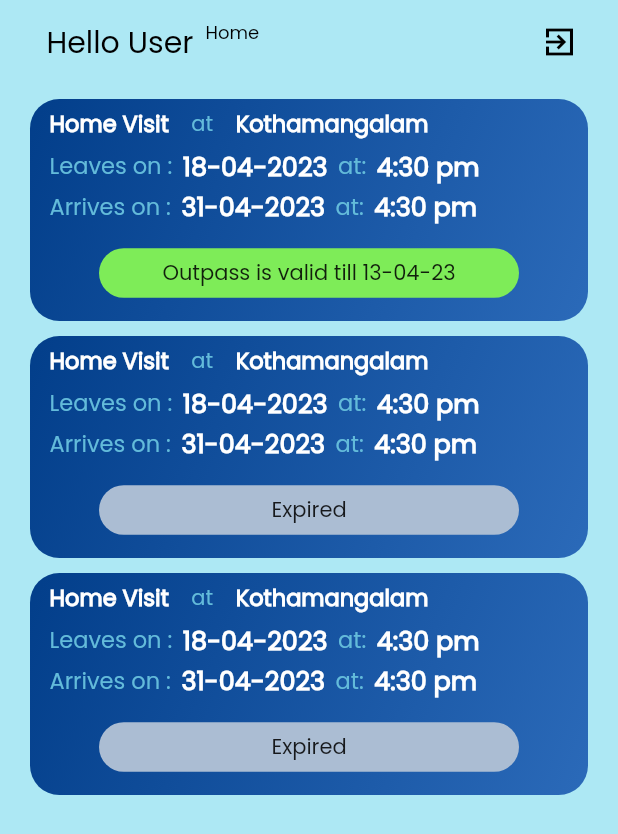
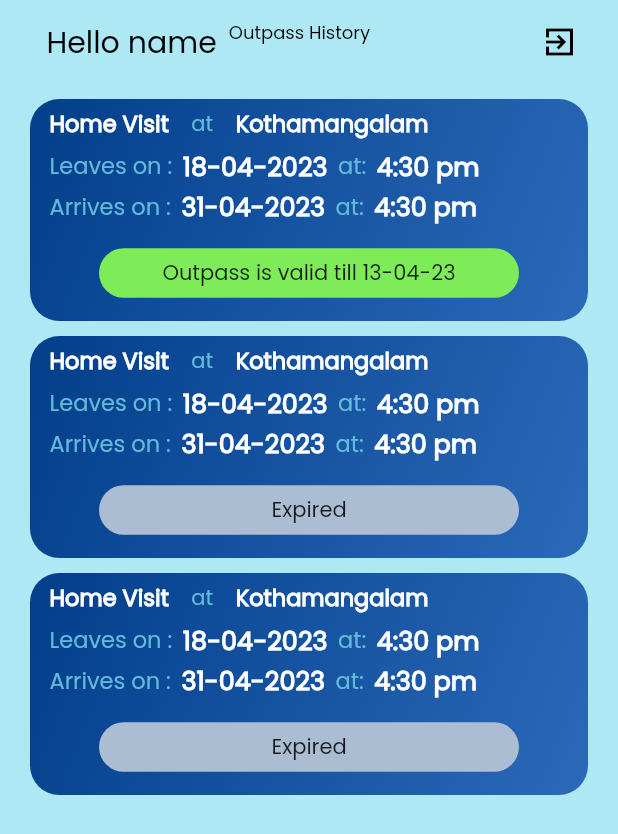
Before and after one commit to ferdelance0/outpassrepo, a Flutter app: the UserHistory screen opened directly, on a phone screen of 412 x 824 dp. Shown: the top 834 px of the screen. Run offline on Flutter 3.47's test engine with Material 2 defaults, Android fonts, the light colour scheme and no system bars; drawn by our look-alikes of overlay_support; our stand-ins replace bloc, cherry_toast, date_field, dio, equatable, flutter_bloc and 9 more; missing offline and left inert: dart:ffi, flutter_dismissible_tile, qr_code_scanner, switcher_button; accounts and stored records are empty.

Commit message:
applying completed

```diff
--- /dev/null
+++ b/lib/Bloc/ApplyOpBloc.dart
@@ -0,0 +1,65 @@
+import 'package:bloc/bloc.dart';
+import 'package:equatable/equatable.dart';
+import 'package:mini/Bloc/LoginBloc.dart';
+import 'package:mini/Repository/api-repository.dart';
+import 'package:mini/models/ApplyOpModel.dart';
+
+class ApplyOpBloc extends Bloc<ApplyOpEvents, ApplyOpStates> {
+  ApplyOpBloc() : super(ApplyInitial()) {
+    final ApiRepository _apiRepository = ApiRepository();
+    on<ApplyPush>((event, emit) async {
+      emit(ApplyOpLoading());
+      try {
+        final Details = await _apiRepository.ApplyOpDetails(
+            event.ad,
+            event.Destination,
+            event.Purpose,
+            event.Dateofleaving,
+            event.Dateofreturn
+        );
+        print(Details.data);
+        emit(ApplyOpSuccess(Details));
+        if (Details.error != null) {
+          emit(ApplyOpError(Details.error));
+          print(Details.error);
+        }
+      } on NetworkError {
+        emit(ApplyOpError("Some sort of network issue"));
+      }
+    });
+  }
+}
+
+class ApplyOpError extends ApplyOpStates {
+  final String? error;
+  ApplyOpError(this.error);
+}
+
+class ApplyOpSuccess extends ApplyOpStates {
+  final ApplyOpModel details;
+  ApplyOpSuccess(this.details);
+}
+
+class ApplyOpLoading extends ApplyOpStates {}
+
+class ApplyPush extends ApplyOpEvents {
+  final String ad, Destination, Purpose, Dateofleaving, Dateofreturn;
+  ApplyPush(
+      {required this.ad,
+      required this.Destination,
+      required this.Purpose,
+      required this.Dateofleaving,
+      required this.Dateofreturn});
+}
+
+class ApplyInitial extends ApplyOpStates {}
+
+class ApplyOpEvents extends Equatable {
+  @override
+  List<Object?> get props => throw UnimplementedError();
+}
+
+class ApplyOpStates extends Equatable {
+  @override
+  List<Object?> get props => throw UnimplementedError();
+}
--- a/lib/Bloc/DetailsBloc.dart
+++ b/lib/Bloc/DetailsBloc.dart
@@ -10,6 +10,8 @@ class DetailsBloc extends Bloc<DetailsEvent, DetailsStates> {
       try {
         emit(DetailsLoading());
         final Details = await _apiRepository.fetchStudentDetails();
+        //troubleshoothere
+        // print(Details.data2?[0].name);
         emit(DetailsLoaded(Details));
         if (Details.error != null) {
           emit(DetailsError(Details.error));
--- a/lib/Bloc/LoginBloc.dart
+++ b/lib/Bloc/LoginBloc.dart
@@ -30,7 +30,7 @@ class LoginBloc extends Bloc <LoginEvents, LoginStates> {
           "password":event.password,
         };
 
-            var response = await http.post(Uri.parse("http://192.168.1.9:4000/login"),
+            var response = await http.post(Uri.parse("http://192.168.54.91:4000/login"),
           headers:{"Content-Type":"application/json"},
           body: jsonEncode(regBody)
             );
--- a/lib/Repository/api-repository.dart
+++ b/lib/Repository/api-repository.dart
@@ -1,3 +1,5 @@
+import 'package:mini/models/ApplyOpModel.dart';
+
 import '../models/DetailsModel.dart';
 import 'api-provider.dart';
 
@@ -7,6 +9,9 @@ class ApiRepository{
   Future<DetailsModel> fetchStudentDetails(){
     return _provider.fetchStudentDetails();
   }
+  Future<ApplyOpModel> ApplyOpDetails(ad,Destination,Purpose,DateofLeaving,DateofReturn){
+    return _provider.ApplyOpDetails(ad,Destination,Purpose,DateofLeaving,DateofReturn);
+  }
 }
 
 class NetworkError extends Error{}
--- a/lib/User/UserHome.dart
+++ b/lib/User/UserHome.dart
@@ -66,7 +66,7 @@ class _UserHomeState extends State<UserHome> {
                     Builder(
                       builder: (context) {
                         return Text(
-                          "Hello ",
+                          "Hello ${name ?? "" }",
                           style: TextStyle(color: Colors.black),
                         );
                       },
@@ -75,7 +75,7 @@ class _UserHomeState extends State<UserHome> {
                       width: 8,
                     ),
                     Text(
-                      "${name ?? "" }${ad}",
+                      "Home",
                       style: TextStyle(color: Colors.black, fontSize: 12),
                     )
                   ],
@@ -104,8 +104,9 @@ class _UserHomeState extends State<UserHome> {
               listener: (context, state) {
                 if (state is DetailsLoaded) {
                   setState(() {
-                    name = state.details.data1?[0].name;
-                    ad=(state.details.data1?[0].ad);
+                    name = state.details.data2?[0].name;
+                    ad=(state.details.data2?[0].ad);
+                    print(ad);
                   });
                   // print(name);
                   // print(ad);
@@ -127,7 +128,7 @@ class _UserHomeState extends State<UserHome> {
                             Navigator.push(
                               context,
                               MaterialPageRoute(
-                                  builder: (context) => ApplyOutpass()),
+                                  builder: (context) => ApplyOutpass(ad: ad,name: name,)),
                             );
                           },
                           child: Container(
--- a/lib/User/UserOutPassDetailed.dart
+++ b/lib/User/UserOutPassDetailed.dart
@@ -18,7 +18,7 @@ class _UserOutPassDetailedState extends State<UserOutPassDetailed> {
     return Scaffold(
       backgroundColor: Color(0xffADE8F4),
       resizeToAvoidBottomInset: false,
-      appBar: UserAppbar(),
+      appBar: UserAppbar(name: "name",pgtitle: "Outpass Detailed",),
       body: Padding(
         padding: const EdgeInsets.all(20.0),
         child: SingleChildScrollView(
--- a/lib/User/UserPassHIstory.dart
+++ b/lib/User/UserPassHIstory.dart
@@ -29,7 +29,7 @@ class _UserHistoryState extends State<UserHistory> {
     return Scaffold(
       resizeToAvoidBottomInset: false,
       backgroundColor: Color(0xffADE8F4),
-      appBar: UserAppbar(),
+      appBar: UserAppbar(name: "name",pgtitle: "Outpass History",),
       body: ListView.builder(
         itemCount: 3,
         itemBuilder: (context, index) {
--- a/lib/User/UserTaskbar.dart
+++ b/lib/User/UserTaskbar.dart
@@ -4,12 +4,15 @@ import 'package:flutter/material.dart';
 import '../LoginPage.dart';
 
 class UserAppbar extends StatelessWidget implements PreferredSizeWidget{
-  UserAppbar({Key? key}) : super(key: key);
+  final String? name;
+  final String pgtitle;
+  UserAppbar({Key? key,required this.name,required this.pgtitle}) : super(key: key);
   @override
   Size get preferredSize => Size.fromHeight(kToolbarHeight);
   @override
   Widget build(BuildContext context) {
-    return       AppBar(
+    return
+      AppBar(
 
     elevation: 0,
     backgroundColor: Colors.transparent,
@@ -23,14 +26,14 @@ class UserAppbar extends StatelessWidget implements PreferredSizeWidget{
     width: 15,
     ),
     Text(
-    "Hello User",
+    "Hello ${name}",
     style: TextStyle(color: Colors.black),
     ),
     SizedBox(
     width: 8,
     ),
     Text(
-    "Home",
+    pgtitle,
     style: TextStyle(color: Colors.black, fontSize: 12),
     )
     ],
```
Also changed, not shown: lib/Admin/AdminHome.dart (+5 -3 lines), lib/Repository/api-provider.dart (+28 -3 lines), lib/User/userapplypass.dart (+65 -10 lines), lib/User/usermain.dart (deleted, +0 -70 lines), lib/main.dart (+5 -2 lines), lib/models/ApplyOpModel.dart (added, +75 -0 lines), lib/models/DetailsModel.dart (+11 -11 lines), pubspec.lock, 1 other file.
